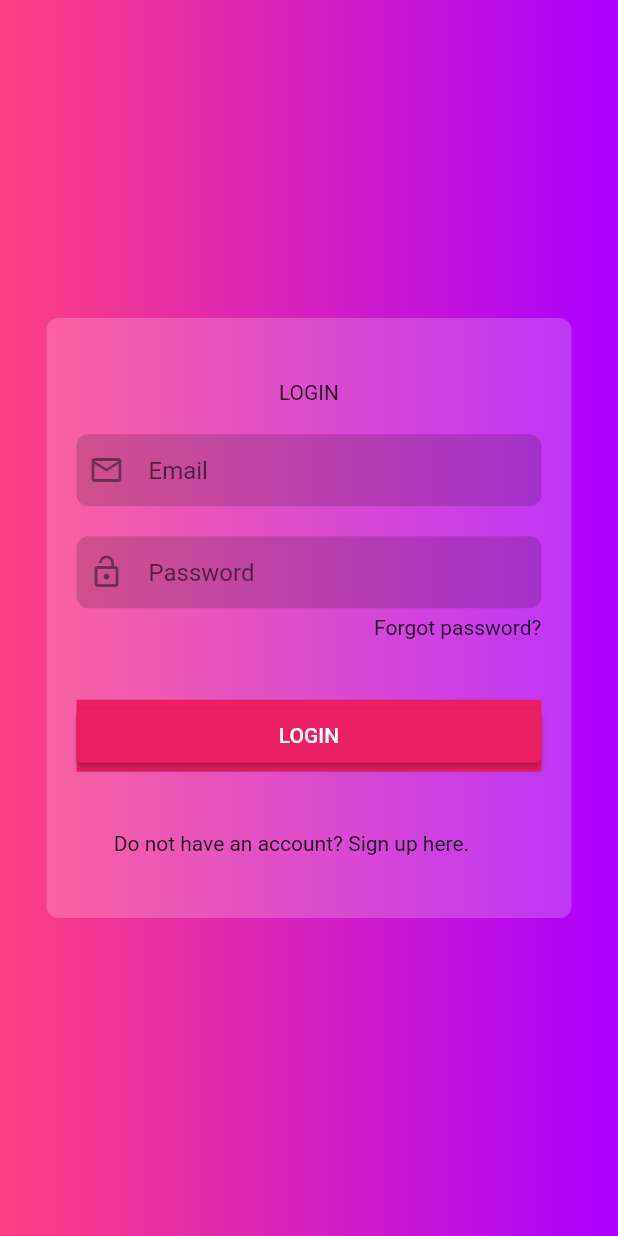
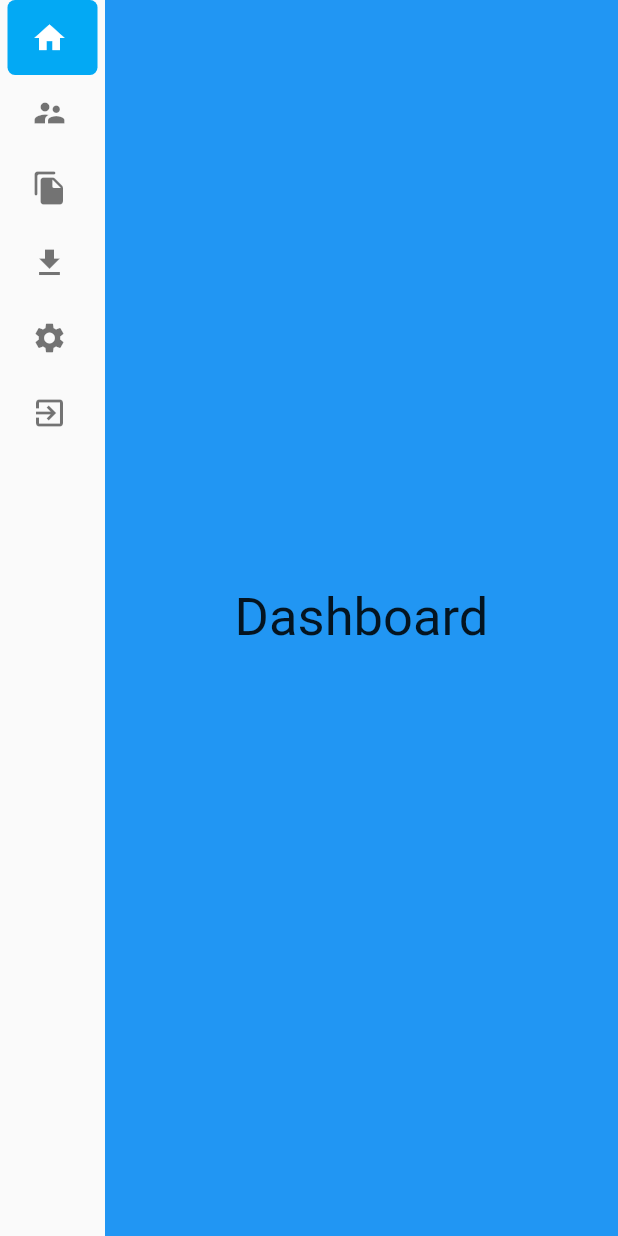
Before and after one commit to Democracity/BO-cracity, a Flutter app: the screen it shows after launch, after a tap on "LOGIN", on a phone screen of 412 x 824 dp. Run offline on Flutter 3.47's test engine with Material 2 defaults, Android fonts, the phone set to English and light mode, and no system bars; drawn by our look-alikes of easy_sidemenu; accounts and stored records are empty; network calls fail.

Commit message:
ajout dashboard

```diff
--- /dev/null
+++ b/lib/pages/dashboard.dart
@@ -0,0 +1,162 @@
+import 'package:bo_cracity/pages/page1.dart';
+import 'package:easy_sidemenu/easy_sidemenu.dart';
+import 'package:flutter/material.dart';
+
+class Dashboard extends StatefulWidget {
+  const Dashboard({Key? key}) : super(key: key);
+
+  @override
+  State<Dashboard> createState() => _DashboardState();
+}
+
+class _DashboardState extends State<Dashboard> {
+  PageController page = PageController();
+  @override
+  Widget build(BuildContext context) {
+    return Scaffold(
+      body: Row(
+        mainAxisAlignment: MainAxisAlignment.start,
+        children: [
+          SideMenu(
+            controller: page,
+            onDisplayModeChanged: (mode) {
+              print(mode);
+            },
+            style: SideMenuStyle(
+              displayMode: SideMenuDisplayMode.auto,
+              hoverColor: Colors.blue[100],
+              selectedColor: Colors.lightBlue,
+              selectedTitleTextStyle: const TextStyle(color: Colors.white),
+              selectedIconColor: Colors.white,
+              // decoration: BoxDecoration(
+              //   borderRadius: BorderRadius.all(Radius.circular(10)),
+              // ),
+              // backgroundColor: Colors.blueGrey[700]
+            ),
+
+            footer: const Padding(
+              padding: EdgeInsets.all(8.0),
+              child: Text(
+                'Bo_cracity',
+                style: TextStyle(fontSize: 15),
+              ),
+            ),
+            items: [
+              SideMenuItem(
+                priority: 0,
+                title: 'Dashboard',
+                onTap: () {
+                  _goToPage1(context);
+                },
+                icon: const Icon(Icons.home),
+                badgeContent: const Text(
+                  '',
+                  style: TextStyle(color: Colors.white),
+                ),
+              ),
+              SideMenuItem(
+                priority: 1,
+                title: 'Users',
+                onTap: () {
+                  page.jumpToPage(1);
+                },
+                icon: const Icon(Icons.supervisor_account),
+              ),
+              SideMenuItem(
+                priority: 2,
+                title: 'Files',
+                onTap: () {
+                  page.jumpToPage(2);
+                },
+                icon: const Icon(Icons.file_copy_rounded),
+              ),
+
+              SideMenuItem(
+                priority: 3,
+                title: 'Download',
+                onTap: () {
+                  page.jumpToPage(3);
+                },
+                icon: const Icon(Icons.download),
+              ),
+              SideMenuItem(
+                priority: 4,
+                title: 'Settings',
+                onTap: () {
+                  page.jumpToPage(4);
+                },
+                icon: const Icon(Icons.settings),
+              ),
+              SideMenuItem(
+                priority: 6,
+                title: 'Exit',
+                onTap: () async {},
+                icon: const Icon(Icons.exit_to_app),
+              ),
+            ],
+          ),
+          Expanded(
+            child: PageView(
+              controller: page,
+              children: [
+                Container(
+                  color: Colors.blue,
+                  child: const Center(
+                    child: Text(
+                      'Dashboard',
+                      style: TextStyle(fontSize: 35),
+                    ),
+                  ),
+                ),
+                Container(
+                  color: Colors.red,
+                  child: const Center(
+                    child: Text(
+                      'Users',
+                      style: TextStyle(fontSize: 35),
+                    ),
+                  ),
+                ),
+                Container(
+                  color: Colors.yellow,
+                  child: const Center(
+                    child: Text(
+                      'Files',
+                      style: TextStyle(fontSize: 35),
+                    ),
+                  ),
+                ),
+                Container(
+                  color: Colors.white,
+                  child: const Center(
+                    child: Text(
+                      'Download',
+                      style: TextStyle(fontSize: 35),
+                    ),
+                  ),
+                ),
+                Container(
+                  color: Colors.white,
+                  child: const Center(
+                    child: Text(
+                      'Settings',
+                      style: TextStyle(fontSize: 35),
+                    ),
+                  ),
+                ),
+              ],
+            ),
+          ),
+        ],
+      ),
+    );
+  }
+}
+
+void _goToPage1(BuildContext context) {
+  Navigator.of(context).push(
+    MaterialPageRoute(
+      builder: (BuildContext context) => const Page1(),
+    ),
+  );
+}
--- a/lib/pages/login.dart
+++ b/lib/pages/login.dart
@@ -1,4 +1,5 @@
 import 'package:bo_cracity/pages/create_account.dart';
+import 'package:bo_cracity/pages/dashboard.dart';
 import 'package:flutter/material.dart';
 import 'package:bo_cracity/pages/create_account.dart';
 
@@ -85,7 +86,9 @@ class Login extends StatelessWidget {
                   child: Container(
                     decoration: const BoxDecoration(color: Colors.pink),
                     child: ElevatedButton(
-                      onPressed: () async {},
+                      onPressed: () async {
+                        _goToDashboard(context);
+                      },
                       child: Padding(
                         padding: const EdgeInsets.symmetric(vertical: 4),
                         child: Row(
@@ -132,3 +135,11 @@ void _goToCreateAccount(BuildContext context) {
     ),
   );
 }
+
+void _goToDashboard(BuildContext context) {
+  Navigator.of(context).push(
+    MaterialPageRoute(
+      builder: (BuildContext context) => const Dashboard(),
+    ),
+  );
+}
--- a/pubspec.yaml
+++ b/pubspec.yaml
@@ -27,6 +27,7 @@ environment:
 # the latest version available on pub.dev. To see which dependencies have newer
 # versions available, run `flutter pub outdated`.
 dependencies:
+  easy_sidemenu: ^0.3.0
   http: ^0.13.4
   flutter:
     sdk: flutter
```
Also changed, not shown: lib/pages/create_account.dart (+45 -43 lines), lib/pages/page1.dart (added, +26 -0 lines), pubspec.lock, 1 other file.
